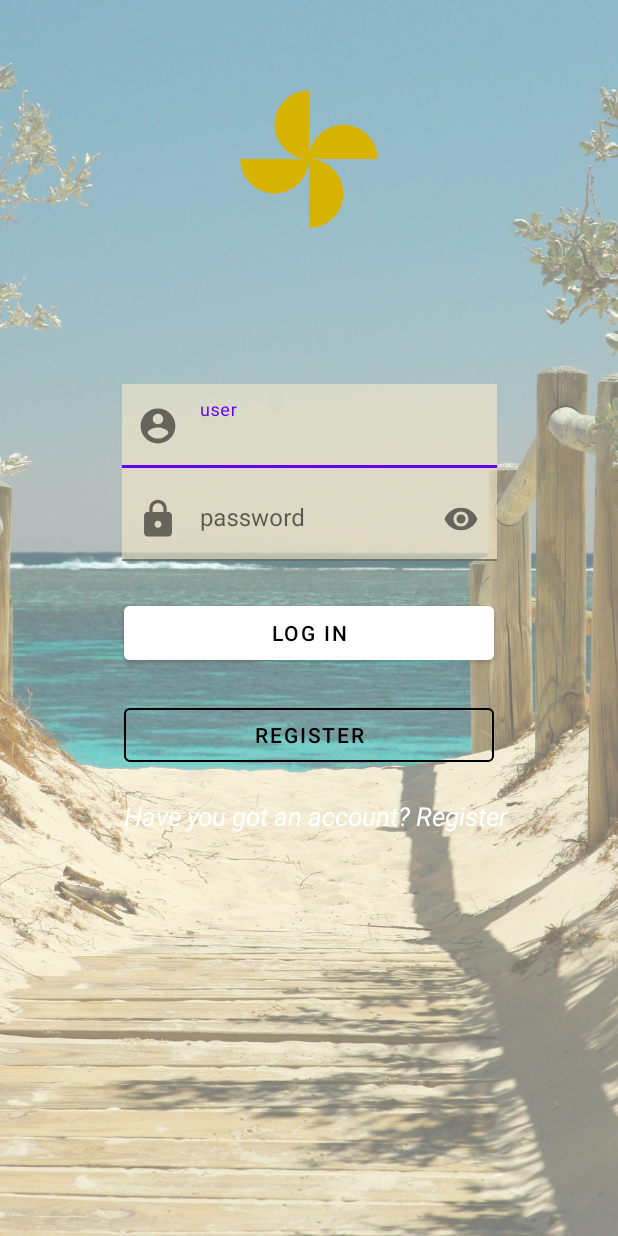
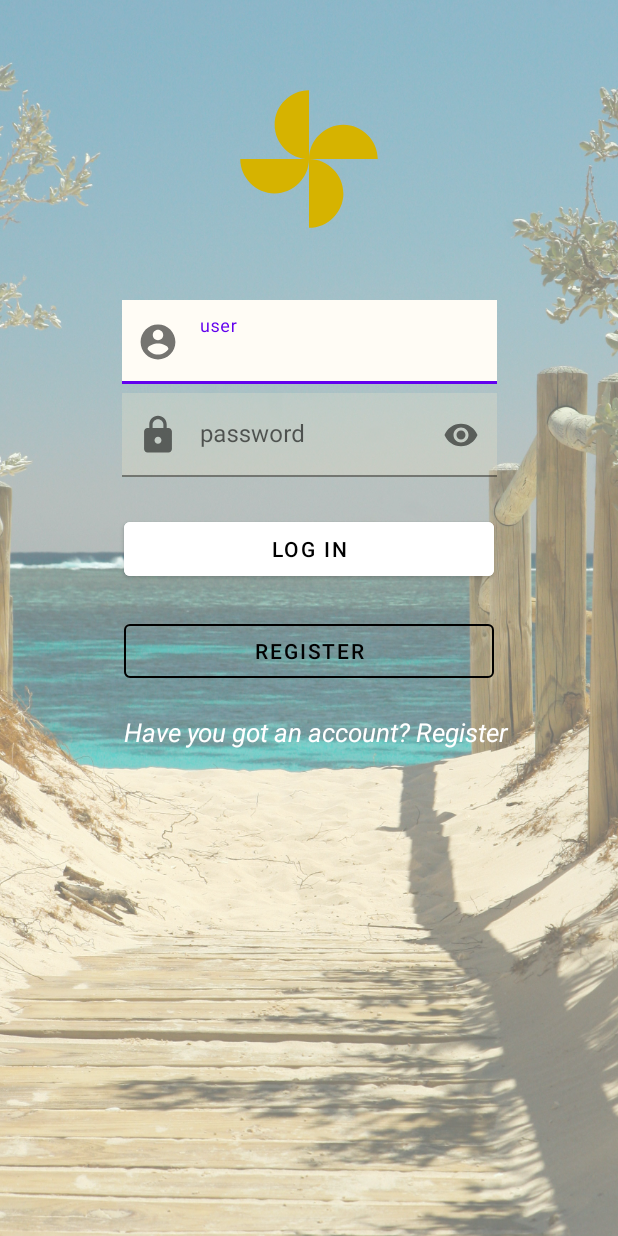
Before and after one commit to manu0120/First_v3, an Android app: the screen it shows after launch (LoginActivity), on a phone screen of 412 x 824 dp. Run offline under Robolectric (Android 15) with nearby library versions, the phone set to English and light mode, and no system bars; pictures from the network do not load.

Commit message:
Avanzando en la aplicacion suprimiendo el LinearLayout y poniendo los TextInputLayout de forma normal.

```diff
--- a/app/src/main/res/layout/activity_login.xml
+++ b/app/src/main/res/layout/activity_login.xml
@@ -52,28 +52,20 @@
         app:layout_constraintStart_toStartOf="parent"
         app:layout_constraintTop_toTopOf="parent" />
 
-    <LinearLayout
-        android:layout_width="wrap_content"
-        android:layout_height="wrap_content"
-        android:id="@+id/linear"
-        android:orientation="vertical"
-        android:background="@color/yellow_login"
 
-        app:layout_constraintTop_toBottomOf="@id/logologin"
-        android:layout_marginTop="100dp"
-        app:layout_constraintStart_toStartOf="parent"
-        app:layout_constraintEnd_toEndOf="parent">
 
         <com.google.android.material.textfield.TextInputLayout
             android:id="@+id/til1"
             android:layout_width="250dp"
             android:layout_height="wrap_content"
 
-            app:startIconDrawable="@drawable/ic_account_foreground">
-<!--            android:layout_marginTop="200dp"-->
-<!--            app:layout_constraintEnd_toEndOf="@id/guideline2"-->
-<!--            app:layout_constraintStart_toStartOf="@id/guideline1"-->
-<!--            app:layout_constraintTop_toTopOf="parent"-->
+            app:startIconDrawable="@drawable/ic_account_foreground"
+            android:layout_marginTop="200dp"
+            app:layout_constraintEnd_toEndOf="@id/guideline2"
+            app:layout_constraintStart_toStartOf="@id/guideline1"
+            app:layout_constraintTop_toTopOf="parent"
+            android:background="@color/white"
+            >
 
 
 
@@ -81,13 +73,15 @@
             <EditText
                 android:layout_width="match_parent"
                 android:layout_height="wrap_content"
-                android:alpha="0"
+                android:background="@color/yellow_login"
+                android:alpha="0.4"
                 android:inputType="textPersonName"
 
                 android:hint="user"
                 android:maxLines="1">
 
             </EditText>
+            <!--                android:alpha="0.4"-->
 
         </com.google.android.material.textfield.TextInputLayout>
 
@@ -100,25 +94,25 @@
 
 
             app:passwordToggleEnabled="true"
-            app:startIconDrawable="@drawable/ic_lock_foreground">
-<!--            app:layout_constraintEnd_toEndOf="@id/guideline2"-->
-<!--            app:layout_constraintStart_toStartOf="@id/guideline1"-->
-<!--            app:layout_constraintTop_toBottomOf="@+id/til1"-->
+            app:startIconDrawable="@drawable/ic_lock_foreground"
+            app:layout_constraintEnd_toEndOf="@id/guideline2"
+            app:layout_constraintStart_toStartOf="@id/guideline1"
+            app:layout_constraintTop_toBottomOf="@+id/til1"
+            >
+            <EditText
 
-            <EditText
-                android:alpha="0"
                 android:layout_width="match_parent"
                 android:layout_height="wrap_content"
+                android:background="@color/yellow_login"
+                android:alpha="0.4"
                 android:hint="password"
                 android:inputType="textPassword"
-                android:maxLines="1"
-                >
-
+                android:maxLines="1">
             </EditText>
 
         </com.google.android.material.textfield.TextInputLayout>
 
-    </LinearLayout>
+
     <!-- whitealpha: Hace que el color sea transparente -->
     <!--android:background="@color/whitealpha"
     Estaba puesto dentro del editText-->
@@ -138,7 +132,7 @@
         android:textColor="@color/black"
         app:layout_constraintEnd_toEndOf="@+id/guideline2"
         app:layout_constraintStart_toStartOf="@+id/guideline1"
-        app:layout_constraintTop_toBottomOf="@+id/linear" />
+        app:layout_constraintTop_toBottomOf="@+id/til2" />
 
     <Button
         android:id="@+id/button2"
```
